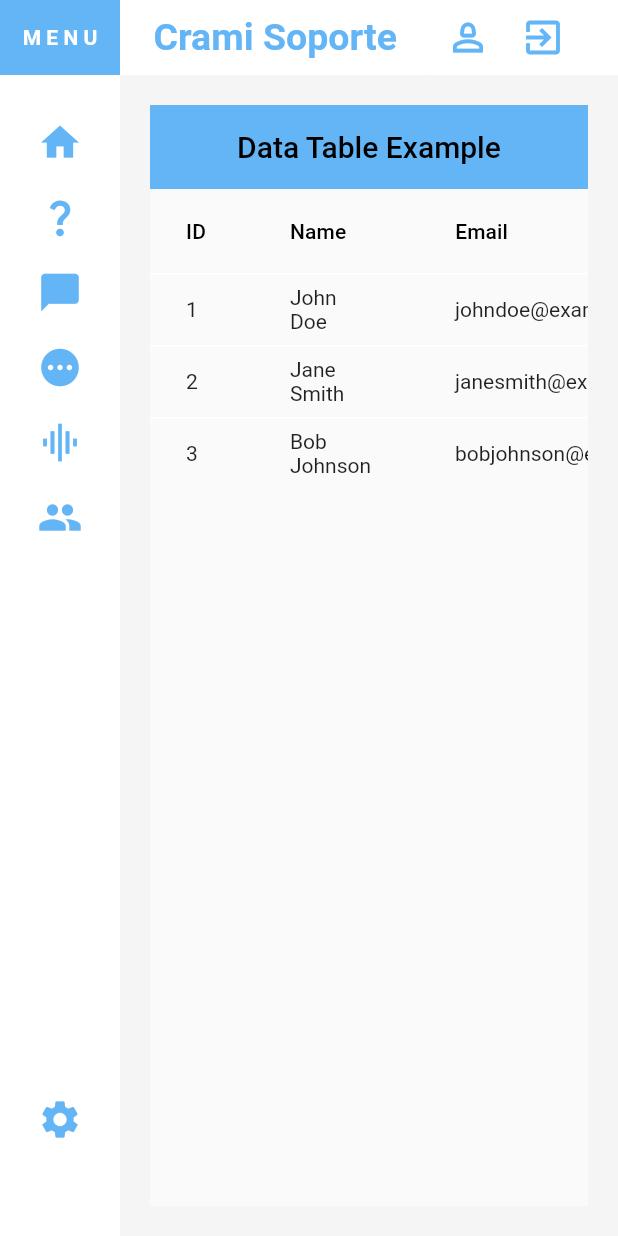
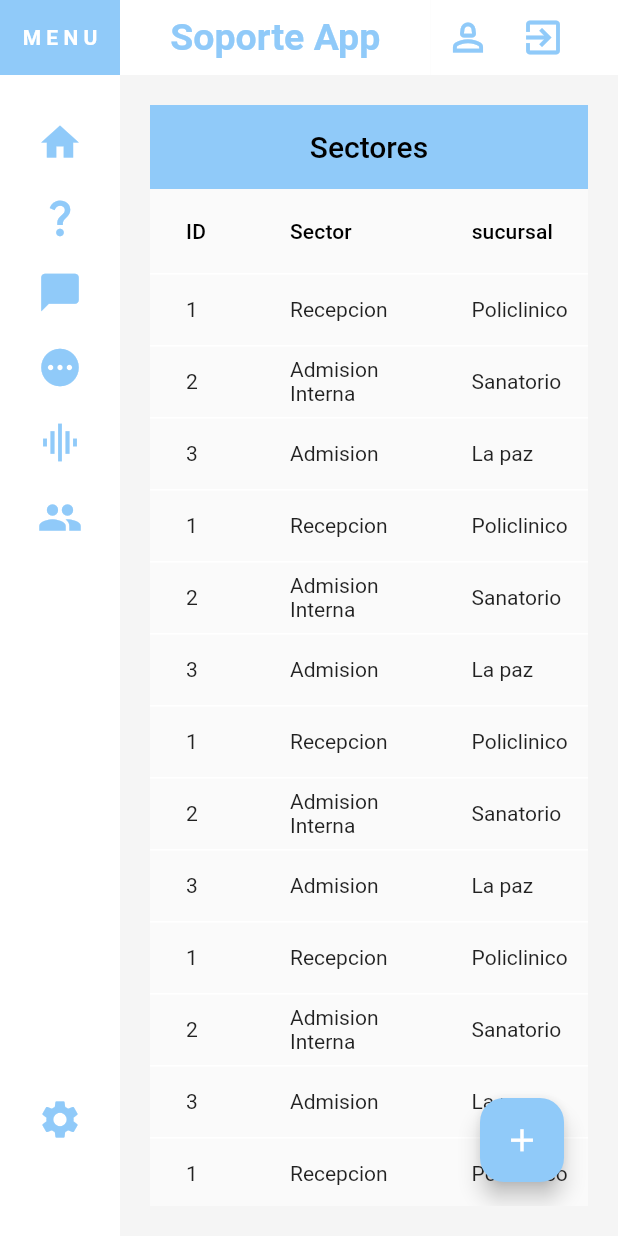
Before and after one commit to Akrata/dashboard, a Flutter app: the DesktopLayout screen opened directly, swiped to page 2, on a phone screen of 412 x 824 dp. Run offline on Flutter 3.47's test engine with Material 2 defaults, Android fonts, the phone set to English and light mode, and no system bars.

Commit message:
ui_w_datatable_ok

```diff
--- a/lib/pages/sectores_page.dart
+++ b/lib/pages/sectores_page.dart
@@ -1,67 +1,92 @@
 import 'package:flutter/material.dart';
 
 class SectoresPage extends StatefulWidget {
-  const SectoresPage({Key? key}) : super(key: key);
+  final String pageName;
+  const SectoresPage({Key? key, required this.pageName}) : super(key: key);
 
   @override
-  State<SectoresPage> createState() => _SectoresPageState();
+  State<SectoresPage> createState() => _SectoresPageState(pageName: pageName);
 }
 
 class _SectoresPageState extends State<SectoresPage> {
+  final String pageName;
   List<Map<String, dynamic>> _data = [
-    {'id': 1, 'name': 'John Doe', 'email': 'johndoe@example.com'},
-    {'id': 2, 'name': 'Jane Smith', 'email': 'janesmith@example.com'},
-    {'id': 3, 'name': 'Bob Johnson', 'email': 'bobjohnson@example.com'},
+    {'id': 1, 'sector': 'Recepcion', 'sucursal': 'Policlinico'},
+    {'id': 2, 'sector': 'Admision Interna', 'sucursal': 'Sanatorio'},
+    {'id': 3, 'sector': 'Admision', 'sucursal': 'La paz'},
+    {'id': 1, 'sector': 'Recepcion', 'sucursal': 'Policlinico'},
+    {'id': 2, 'sector': 'Admision Interna', 'sucursal': 'Sanatorio'},
+    {'id': 3, 'sector': 'Admision', 'sucursal': 'La paz'},
+    {'id': 1, 'sector': 'Recepcion', 'sucursal': 'Policlinico'},
+    {'id': 2, 'sector': 'Admision Interna', 'sucursal': 'Sanatorio'},
+    {'id': 3, 'sector': 'Admision', 'sucursal': 'La paz'},
+    {'id': 1, 'sector': 'Recepcion', 'sucursal': 'Policlinico'},
+    {'id': 2, 'sector': 'Admision Interna', 'sucursal': 'Sanatorio'},
+    {'id': 3, 'sector': 'Admision', 'sucursal': 'La paz'},
+    {'id': 1, 'sector': 'Recepcion', 'sucursal': 'Policlinico'},
+    {'id': 2, 'sector': 'Admision Interna', 'sucursal': 'Sanatorio'},
+    {'id': 3, 'sector': 'Admision', 'sucursal': 'La paz'},
+    {'id': 1, 'sector': 'Recepcion', 'sucursal': 'Policlinico'},
+    {'id': 2, 'sector': 'Admision Interna', 'sucursal': 'Sanatorio'},
+    {'id': 3, 'sector': 'Admision', 'sucursal': 'La paz'},
   ];
 
   List<DataColumn> _columns = [
     DataColumn(label: Text('ID')),
-    DataColumn(label: Text('Name')),
-    DataColumn(label: Text('Email')),
-    DataColumn(label: Text('Actions')),
+    DataColumn(label: Text('Sector')),
+    DataColumn(label: Text('sucursal')),
+    DataColumn(label: Text('Acciones')),
   ];
 
   TextEditingController _nameController = TextEditingController();
-  TextEditingController _emailController = TextEditingController();
+  TextEditingController _sucursalController = TextEditingController();
+
+  _SectoresPageState({required this.pageName});
 
   void _showEditPopup(Map<String, dynamic> data) {
-    _nameController.text = data['name'];
-    _emailController.text = data['email'];
+    _nameController.text = data['sector'];
+    _sucursalController.text = data['sucursal'];
     showDialog(
       context: context,
       builder: (BuildContext context) {
         return AlertDialog(
-          title: Text('Edit Data'),
+          title: Text('Editar Informacion'),
           content: Column(
             mainAxisSize: MainAxisSize.min,
             children: [
               TextField(
                 controller: _nameController,
                 decoration: InputDecoration(
-                  labelText: 'Name',
+                  labelText: 'Sector',
                 ),
               ),
+              SizedBox(
+                height: 20,
+              ),
               TextField(
-                controller: _emailController,
+                controller: _sucursalController,
                 decoration: InputDecoration(
-                  labelText: 'Email',
+                  labelText: 'sucursal',
                 ),
               ),
             ],
           ),
           actions: [
             TextButton(
-              child: Text('Cancel'),
+              child: Text(
+                'Cancelar',
+                style: TextStyle(color: Colors.red.shade200),
+              ),
               onPressed: () {
                 Navigator.of(context).pop();
               },
             ),
             TextButton(
-              child: Text('Save'),
+              child: Text('Guardar'),
               onPressed: () {
                 // Save edited data action here
-                data['name'] = _nameController.text;
-                data['email'] = _emailController.text;
+                data['sector'] = _nameController.text;
+                data['sucursal'] = _sucursalController.text;
                 Navigator.of(context).pop();
                 setState(() {});
               },
@@ -72,13 +97,46 @@ class _SectoresPageState extends State<SectoresPage> {
     );
   }
 
+  void _showDeletePopup(Map<String, dynamic> data) {
+    showDialog(
+      context: context,
+      builder: (context) => AlertDialog(
+        title: Text(
+            'Desea eliminar a "${data['sector']} de ${data['sucursal']}"?'),
+        actions: [
+          TextButton(
+            onPressed: () {
+              // Delete data action here
+              setState(() {
+                _data.removeWhere((element) => element['id'] == data['id']);
+                Navigator.pop(context);
+              });
+              print('Deleting data with id ${data['id']}');
+            },
+            child: Text(
+              'Si',
+              style: TextStyle(color: Colors.red),
+            ),
+          ),
+          TextButton(
+              onPressed: () {
+                Navigator.pop(context);
+              },
+              child: Text('no'))
+        ],
+      ),
+    );
+  }
+
   @override
   Widget build(BuildContext context) {
     return Scaffold(
       appBar: AppBar(
-        title: Text('Data Table Example'),
+        title: Text(pageName),
       ),
-      body: SingleChildScrollView(
+      body: SizedBox(
+        width: double.infinity,
+        child: SingleChildScrollView(
           scrollDirection: Axis.vertical,
           child: DataTable(
             columns: _columns,
@@ -87,25 +145,24 @@ class _SectoresPageState extends State<SectoresPage> {
                   (data) => DataRow(
                     cells: [
                       DataCell(Text(data['id'].toString())),
-                    DataCell(Text(data['name'])),
-                    DataCell(Text(data['email'])),
+                      DataCell(Text(data['sector'])),
+                      DataCell(Text(data['sucursal'])),
                       DataCell(Row(
                         children: [
                           IconButton(
-                          icon: Icon(Icons.edit),
+                            icon:
+                                Icon(Icons.edit, color: Colors.amber.shade300),
                             onPressed: () {
                               _showEditPopup(data);
                             },
                           ),
                           IconButton(
-                          icon: Icon(Icons.delete),
+                            icon: Icon(
+                              Icons.delete,
+                              color: Colors.red.shade300,
+                            ),
                             onPressed: () {
-                            // Delete data action here
-                            setState(() {
-                              _data.removeWhere(
-                                  (element) => element['id'] == data['id']);
-                            });
-                            print('Deleting data with id ${data['id']}');
+                              _showDeletePopup(data);
                             },
                           ),
                         ],
@@ -116,6 +173,13 @@ class _SectoresPageState extends State<SectoresPage> {
                 .toList(),
           ),
         ),
+      ),
+      floatingActionButton: FloatingActionButton(
+          onPressed: () {},
+          child: Icon(
+            Icons.add,
+            size: 25,
+          )),
     );
   }
 }
--- a/lib/themes/app_theme.dart
+++ b/lib/themes/app_theme.dart
@@ -1,7 +1,7 @@
 import 'package:flutter/material.dart';
 
 class AppTheme {
-  static Color primary = Colors.blue.shade300;
+  static Color primary = Colors.blue.shade200;
 
   static final ThemeData lightTheme = ThemeData().copyWith(
     useMaterial3: true,
@@ -32,6 +32,7 @@ class AppTheme {
         ),
         borderRadius: BorderRadius.only(
           bottomLeft: Radius.circular(10),
+          topRight: Radius.circular(10),
         ),
       ),
       focusedBorder: OutlineInputBorder(
@@ -40,6 +41,7 @@ class AppTheme {
         ),
         borderRadius: BorderRadius.only(
           bottomRight: Radius.circular(10),
+          topLeft: Radius.circular(10),
         ),
       ),
       border: OutlineInputBorder(),
--- a/lib/widgets/custom_expanded_sizde.dart
+++ b/lib/widgets/custom_expanded_sizde.dart
@@ -32,7 +32,7 @@ class _CustomExpandedSideState extends State<CustomExpandedSide> {
                   Expanded(
                     child: Container(
                       alignment: Alignment.center,
-                      child: Text("Crami Soporte",
+                      child: Text("Soporte App",
                           style: TextStyle(
                             fontWeight: FontWeight.bold,
                             color: AppTheme.primary,
@@ -89,7 +89,7 @@ class _CustomExpandedSideState extends State<CustomExpandedSide> {
                   },
                   children: [
                     HomePage(screenName: '0'),
-                    SectoresPage(),
+                    SectoresPage(pageName: 'Sectores'),
                     HomePage(screenName: '2'),
                     HomePage(screenName: '3'),
                     HomePage(screenName: '4'),
```
Lines whose indentation alone changed are shown as unchanged.
